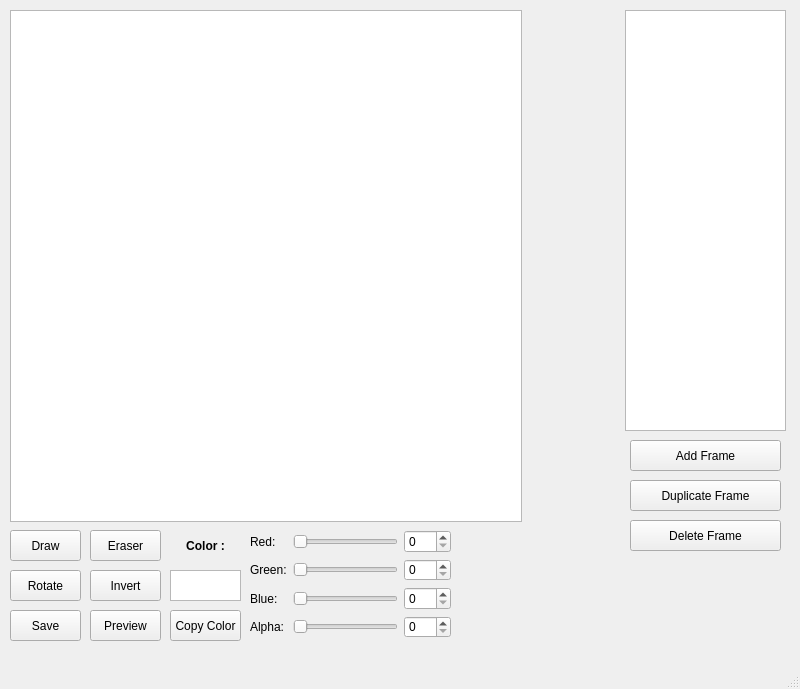
Before: the Qt Designer form editorwindow.ui in KaiokenBro/Sprite-Editor, drawn with Qt 5.
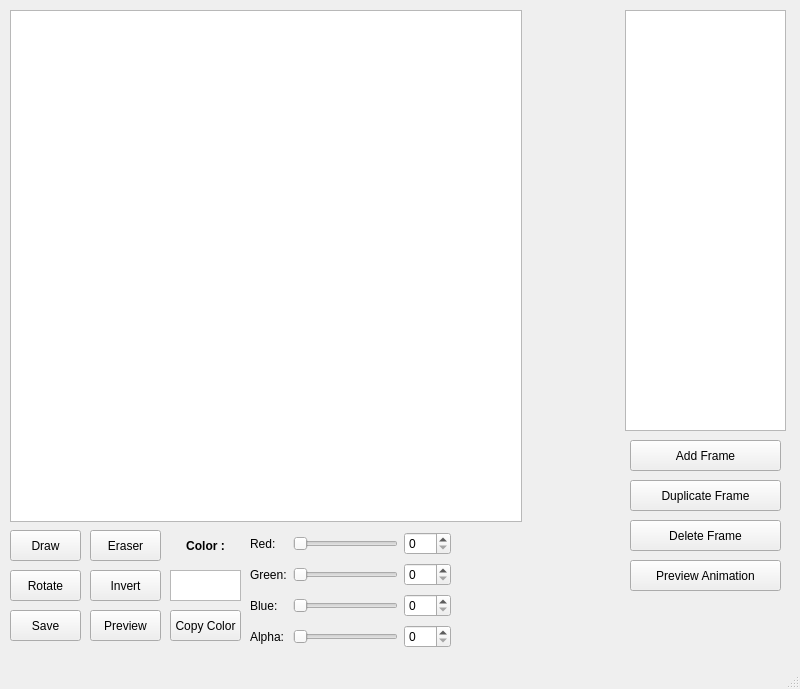
After: the same form once the commit is applied.

Commit message: Added previewwindow and button to display the window.

Diff of the .ui file:
```diff
--- a/editorwindow.ui
+++ b/editorwindow.ui
@@ -201,7 +201,7 @@
       <x>250</x>
       <y>530</y>
       <width>201</width>
-      <height>108</height>
+      <height>120</height>
      </rect>
     </property>
     <layout class="QGridLayout" name="gridLayout">
@@ -303,6 +303,19 @@
      </item>
     </layout>
    </widget>
+   <widget class="QPushButton" name="pushButton">
+    <property name="geometry">
+     <rect>
+      <x>630</x>
+      <y>560</y>
+      <width>151</width>
+      <height>31</height>
+     </rect>
+    </property>
+    <property name="text">
+     <string>Preview Animation</string>
+    </property>
+   </widget>
   </widget>
   <widget class="QMenuBar" name="menubar">
    <property name="geometry">
```
Left out of the diff: 33 changed lines with no effect on the pictures. The commit also changes 6 other files.
